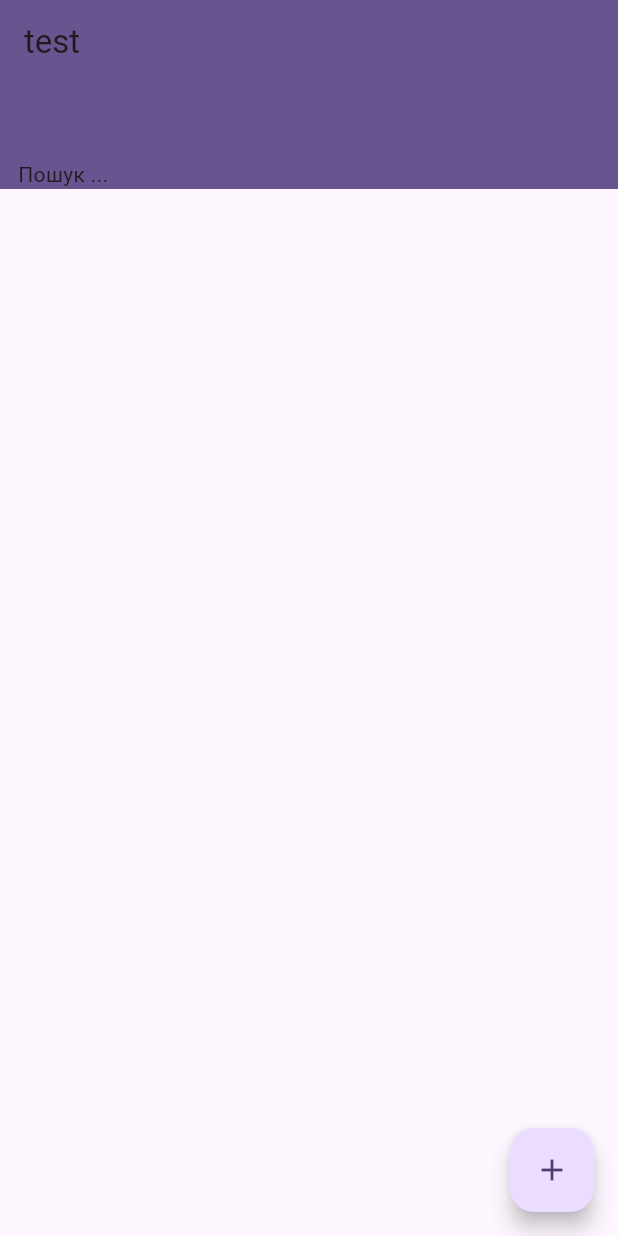
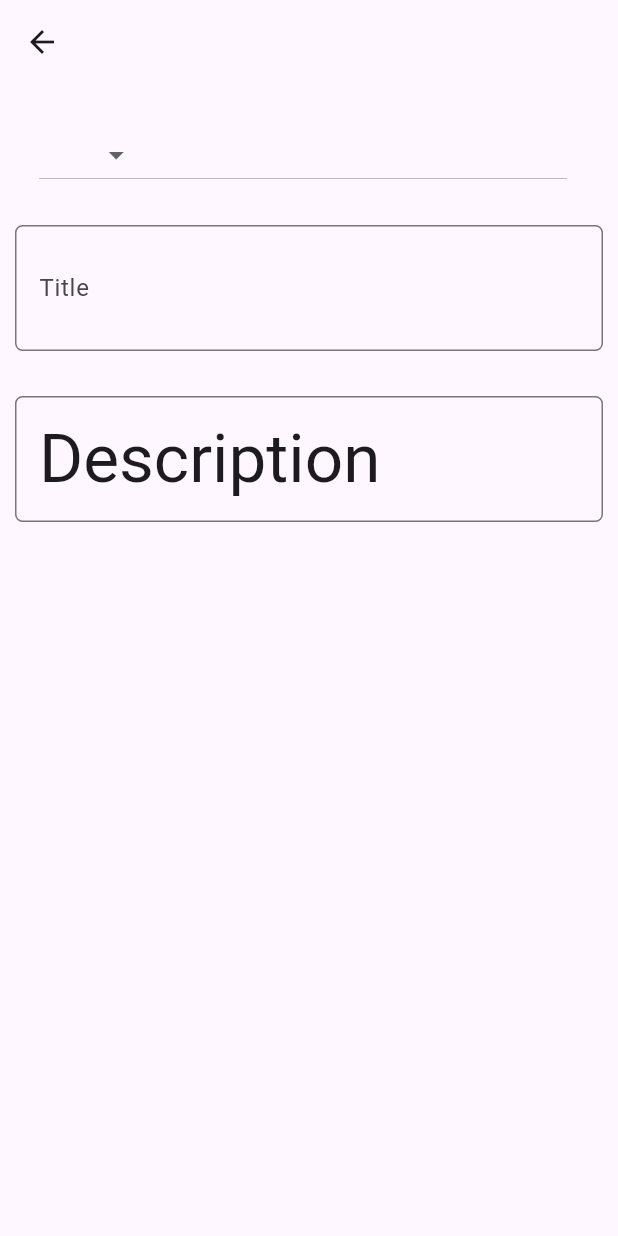
Before and after one commit to eugensosna/wortschatzchen_quiz, a Flutter app: the screen it shows after launch, after a tap on the "add" icon, on a phone screen of 412 x 824 dp. Run offline on Flutter 3.47's test engine with Material 3 defaults, Android fonts, the phone set to English and light mode, and no system bars; our stand-ins replace drift, sqlite3_flutter_libs; missing offline and left inert: sqlite3; accounts and stored records are empty; generated files the repository leaves out were written again.

Commit message:
fix to night

```diff
--- /dev/null
+++ b/devtools_options.yaml
@@ -0,0 +1 @@
+extensions:
--- a/lib/main.dart
+++ b/lib/main.dart
@@ -1,6 +1,8 @@
+import 'package:flutter/cupertino.dart';
 import 'package:flutter/material.dart';
 import 'package:flutter/widgets.dart';
 import 'package:wortschatzchen_quiz/db/db.dart';
+import 'package:wortschatzchen_quiz/screens/words_list.dart';
 
 late AppDatabase db;
 void main() async {
@@ -59,37 +61,82 @@ class _MyHomePageState extends State<MyHomePage> {
 
   @override
   Widget build(BuildContext context) {
+    int counttest = 10;
     final theme = Theme.of(context);
-    return Scaffold(
-      // appBar: AppBar(
-      //   backgroundColor: Theme.of(context).colorScheme.inversePrimary,
-      //   title: Text(widget.title),
-      // ),
-      body: CustomScrollView(
-        slivers: [
-          SliverAppBar(
-            pinned: true,
-            snap: true,
-            floating: true,
-            title: const Text("test"),
-            backgroundColor: theme.primaryColor,
-            bottom: PreferredSize(
-              preferredSize: Size.fromHeight(70),
-              child: Container(
-                width: double.infinity,
-                margin: const EdgeInsets.symmetric(horizontal: 12),
-                decoration: BoxDecoration(),
-                child: const Text("Пошук ..."),
-              ),
-            ),
-          )
-        ],
-      ),
-      floatingActionButton: FloatingActionButton(
-        onPressed: () {},
-        tooltip: 'Add',
-        child: const Icon(Icons.add),
-      ), // This trailing comma makes auto-formatting nicer for build methods.
+    return MaterialApp(
+      title: "Wortschatzchen",
+      debugShowCheckedModeBanner: false,
+      theme: ThemeData(primarySwatch: Colors.blue),
+      home: const WordsList(),
+
+
     );
   }
+
+//     return Scaffold(
+//         /*appBar: AppBar(
+//         backgroundColor: Theme.of(context).colorScheme.inversePrimary,
+//         title: Text(widget.title),
+//       ),
+//     );
+//   }
+// }
+// */
+
+//         body = CustomScrollView(
+//           slivers: [
+//             SliverAppBar(
+//               pinned: true,
+//               snap: true,
+//               floating: true,
+//               title: const Text("test"),
+//               backgroundColor: theme.primaryColor,
+//               bottom: PreferredSize(
+//                 preferredSize: const Size.fromHeight(70),
+//                 child: Container(
+//                   width: double.infinity,
+//                   margin: const EdgeInsets.symmetric(horizontal: 70),
+//                   decoration: const BoxDecoration(),
+//                   child: TextFormField(
+//                     controller: TextEditingController(),
+//                   ),
+//                 ),
+//               ),
+//             ),
+//             SliverList.builder(
+//                 itemCount: counttest,
+//                 itemBuilder: (context, index) {
+//                   return Container(
+//                     width: double.infinity,
+//                     height: 40,
+//                     margin: const EdgeInsets.symmetric(horizontal: 16).copyWith(bottom: 16),
+//                     child: const Text("data"),
+//                   );
+//                 }
+//             )
+
+//           ],
+//         ),
+//       floatingActionButton = FloatingActionButton(
+//           onPressed: () {
+//             debugPrint("jljljljl");
+//           },
+//           tooltip: 'Add',
+//         child: const Icon(Icons.add),
+//         )
+//     );
 }
+
+
+
+
+
+//       ),
+//       floatingActionButton: FloatingActionButton(
+//         onPressed: () {},
+//         tooltip: 'Add',
+//         child: const Icon(Icons.add),
+//       ), // This trailing comma makes auto-formatting nicer for build methods.
+//     )
+//   }
+// }
--- /dev/null
+++ b/lib/screens/words_detail.dart
@@ -0,0 +1,92 @@
+import 'package:flutter/material.dart';
+import 'package:wortschatzchen_quiz/db/db.dart';
+
+class WordsDetail extends StatefulWidget {
+  const WordsDetail({super.key});
+
+  @override
+  _WordsDetailState createState() => _WordsDetailState();
+}
+
+class _WordsDetailState extends State<WordsDetail> {
+  static final List<String> _prioretys = ["Hight", "Low"];
+  TextEditingController titleControler = TextEditingController();
+  TextEditingController descriptionController = TextEditingController();
+
+  @override
+  Widget build(BuildContext context) {
+    TextStyle? textStyle = Theme.of(context).textTheme.displayMedium;
+
+    return Scaffold(
+      appBar: AppBar(
+        title: const Text(''),
+        leading: IconButton(
+          icon: const Icon(Icons.arrow_back),
+          onPressed: () async {
+            moveToLastScreen();
+          },
+        ),
+      ),
+      body: Padding(
+        padding: const EdgeInsets.only(top: 15, left: 10, right: 10),
+        child: ListView(
+          children: <Widget>[
+            ListTile(
+              title: DropdownButton(
+                items: _prioretys
+                    .map((String value) => DropdownMenuItem(value: value, child: Text(value)))
+                    .toList(),
+                onChanged: (String? value) {
+                  setState(() {
+                    debugPrint("select proirety $value");
+                  });
+                },
+              ),
+            ),
+            Padding(
+              padding: const EdgeInsets.only(
+                top: 15,
+                bottom: 15,
+              ),
+              child: TextField(
+                  controller: titleControler,
+                  style: textStyle,
+                  onChanged: (value) {
+                    debugPrint('Someting changed in Title $value');
+                  },
+                  decoration: InputDecoration(
+                      label: const Text('Title'),
+                      border: OutlineInputBorder(borderRadius: BorderRadius.circular(5)))),
+            ),
+            // 3 element
+
+            Padding(
+              padding: const EdgeInsets.only(top: 15.0, bottom: 15.0),
+              child: TextField(
+                controller: descriptionController,
+                style: textStyle,
+                onChanged: (value) {
+                  debugPrint('Something changed in Description Text Field');
+                  // updateDescription();
+                },
+                decoration: InputDecoration(
+                    labelText: 'Description',
+                    labelStyle: textStyle,
+                    border: OutlineInputBorder(borderRadius: BorderRadius.circular(5.0))),
+              ),
+            ),
+          ],
+        ),
+      ),
+    );
+  }
+
+  void _addWord() {}
+
+  void moveToLastScreen() async {
+    final db = AppDatabase();
+    await db.into(db.words).insert(
+        WordsCompanion.insert(name: titleControler.text, description: descriptionController.text));
+    Navigator.pop(context, true);
+  }
+}
--- /dev/null
+++ b/lib/screens/words_list.dart
@@ -0,0 +1,80 @@
+import 'package:flutter/material.dart';
+import 'package:wortschatzchen_quiz/db/db.dart';
+import 'package:wortschatzchen_quiz/screens/words_detail.dart';
+
+class WordsList extends StatefulWidget {
+  const WordsList({super.key});
+
+  @override
+  State<StatefulWidget> createState() {
+    return WordsListState();
+  }
+}
+
+class WordsListState extends State<WordsList> {
+  int count = 2;
+  final db = AppDatabase();
+  List<Word> listWords = [];
+
+  @override
+  Widget build(BuildContext context) {
+    return Scaffold(
+      appBar: AppBar(
+        title: const Text('Words'),
+      ),
+      body: getWordsListView(),
+      floatingActionButton: FloatingActionButton(
+        onPressed: () {
+          debugPrint("kkk");
+          Navigator.push(context, MaterialPageRoute(builder: (context) {
+            return const WordsDetail();
+          }));
+        },
+        tooltip: "Add note",
+        child: const Icon(Icons.add),
+      ),
+    );
+  }
+
+  ListView getWordsListView() {
+    TextStyle? titleStile = Theme.of(context).textTheme.labelLarge;
+    return ListView.builder(
+      itemCount: listWords.length,
+      itemBuilder: (context, index) {
+        Word wordItem = listWords[index];
+        return Card(
+          color: Colors.white,
+          elevation: 2.0,
+          child: listWordView(wordItem),
+        );
+      },
+    );
+  }
+
+  ListTile listWordView(Word itemWord) {
+    return ListTile(
+      leading: const CircleAvatar(
+        backgroundColor: Colors.yellow,
+        child: Icon(Icons.keyboard_arrow_right),
+      ),
+      title: Text(
+        itemWord.name,
+        style: const TextStyle(fontSize: 16),
+      ),
+      subtitle: Text(itemWord.name),
+      trailing: const Icon(
+        Icons.delete,
+        color: Colors.grey,
+      ),
+    );
+  }
+
+  void updateListWords() {
+    Future<List<Word>> flistWords = db.select(db.words).get();
+    flistWords.then((value) {
+      setState(() {
+        listWords = value;
+      });
+    });
+  }
+}
```
Also changed, not shown: lib/db/db.dart (+5 -6 lines), lib/models/languages.dart (deleted, +0 -50 lines), lib/db/db.g.dart, lib/models/languages.g.dart (deleted), pubspec.lock.
